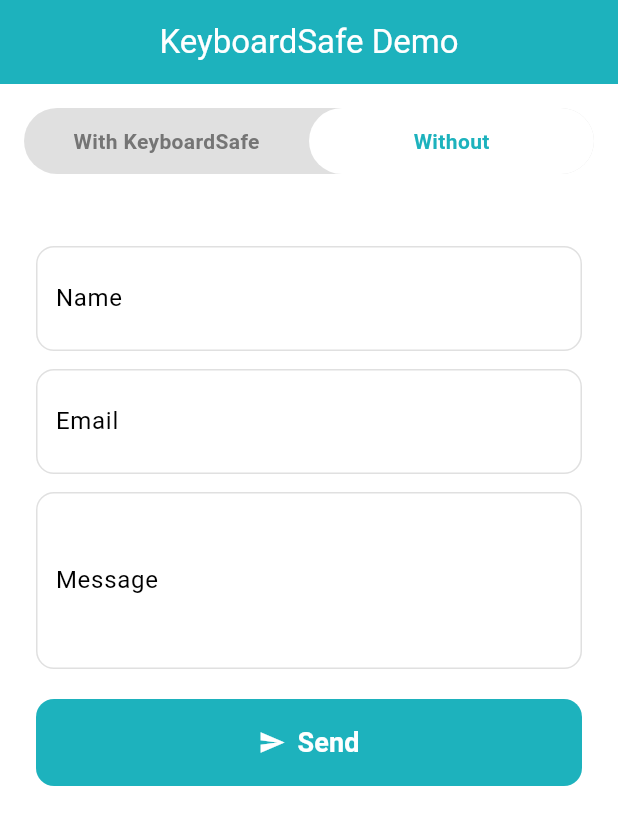
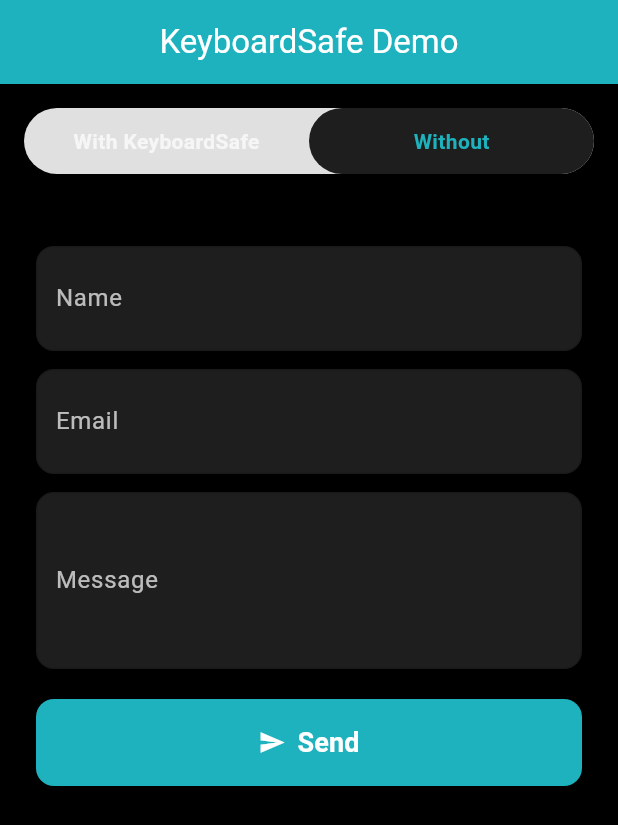
Before and after one commit to ChathraNavoda/keyboard_safe, a Flutter app: the screen it shows after launch, after a tap on "Without", on a phone screen of 412 x 824 dp. Shown: the top 825 px of the screen. Run offline on Flutter 3.47's test engine with Material 3 defaults, Android fonts, the phone set to English and light mode, and no system bars; our stand-ins replace google_fonts.

Commit message:
Switch to dark theme for example app to improve demo video clarity

```diff
--- a/example/lib/main.dart
+++ b/example/lib/main.dart
@@ -17,12 +17,16 @@ class DemoApp extends StatelessWidget {
       title: 'KeyboardSafe Demo',
       debugShowCheckedModeBanner: false,
       theme: ThemeData(
-        colorScheme: const ColorScheme.light(
+        brightness: Brightness.dark,
+        scaffoldBackgroundColor: Colors.black,
+        colorScheme: const ColorScheme.dark(
           primary: Color(0xFF1DB2BD),
-          secondary: Color(0xFFFFFFFF),
-          surface: Color(0xFFFFFFFF),
+          secondary: Colors.white,
+          surface: Color(0xFF1E1E1E),
         ),
-        textTheme: GoogleFonts.happyMonkeyTextTheme(),
+        textTheme: GoogleFonts.happyMonkeyTextTheme(
+          ThemeData.dark().textTheme, // 👈 important
+        ),
         useMaterial3: true,
       ),
       home: const DemoSwitcher(),
@@ -111,7 +115,9 @@ class _ToggleButton extends StatelessWidget {
           padding: const EdgeInsets.symmetric(vertical: 12),
           alignment: Alignment.center,
           decoration: BoxDecoration(
-            color: selected ? Colors.white : Colors.transparent,
+            color: selected
+                ? Theme.of(context).colorScheme.surface
+                : Colors.transparent,
             borderRadius: BorderRadius.circular(50),
           ),
           child: Text(
@@ -120,7 +126,9 @@ class _ToggleButton extends StatelessWidget {
               fontWeight: FontWeight.bold,
               color: selected
                   ? Theme.of(context).colorScheme.primary
-                  : Colors.grey.shade600,
+                  : Theme.of(context).brightness == Brightness.dark
+                      ? Colors.white70
+                      : Colors.grey.shade600,
             ),
           ),
         ),
--- a/example/lib/with_keyboard_safe.dart
+++ b/example/lib/with_keyboard_safe.dart
@@ -18,7 +18,7 @@ class _WithKeyboardSafePageState extends State<WithKeyboardSafePage> {
 
     // Show feedback
     ScaffoldMessenger.of(context).showSnackBar(
-      const SnackBar(content: Text('Submitted ✨')),
+      const SnackBar(content: Text('Submitted!')),
     );
 
     // Clear fields
@@ -120,16 +120,19 @@ class _TextFieldBox extends StatelessWidget {
       decoration: BoxDecoration(
         border: Border.all(color: Colors.black12),
         borderRadius: BorderRadius.circular(12),
-        color: Colors.white,
+        color: const Color(0xFF1E1E1E),
       ),
       padding: const EdgeInsets.symmetric(horizontal: 12, vertical: 6),
       child: TextField(
+        style: TextStyle(color: Colors.white),
         controller: controller,
         maxLines: maxLines,
         decoration: InputDecoration(
           labelText: label,
           hintText: hint,
           border: InputBorder.none,
+          labelStyle: TextStyle(color: Colors.white70),
+          hintStyle: TextStyle(color: Colors.white38),
         ),
       ),
     );
--- a/example/lib/without_keyboard_safe.dart
+++ b/example/lib/without_keyboard_safe.dart
@@ -19,7 +19,7 @@ class _WithoutKeyboardSafePageState extends State<WithoutKeyboardSafePage> {
 
     // Show feedback
     ScaffoldMessenger.of(context).showSnackBar(
-      const SnackBar(content: Text('Submitted ✨')),
+      const SnackBar(content: Text('Submitted!')),
     );
 
     // Clear fields
@@ -109,16 +109,19 @@ class _TextFieldBox extends StatelessWidget {
       decoration: BoxDecoration(
         border: Border.all(color: Colors.black12),
         borderRadius: BorderRadius.circular(12),
-        color: Colors.white,
+        color: const Color(0xFF1E1E1E),
       ),
       padding: const EdgeInsets.symmetric(horizontal: 12, vertical: 6),
       child: TextField(
+        style: TextStyle(color: Colors.white),
         controller: controller,
         maxLines: maxLines,
         decoration: InputDecoration(
           labelText: label,
           hintText: hint,
           border: InputBorder.none,
+          labelStyle: TextStyle(color: Colors.white70),
+          hintStyle: TextStyle(color: Colors.white38),
         ),
       ),
     );
```
